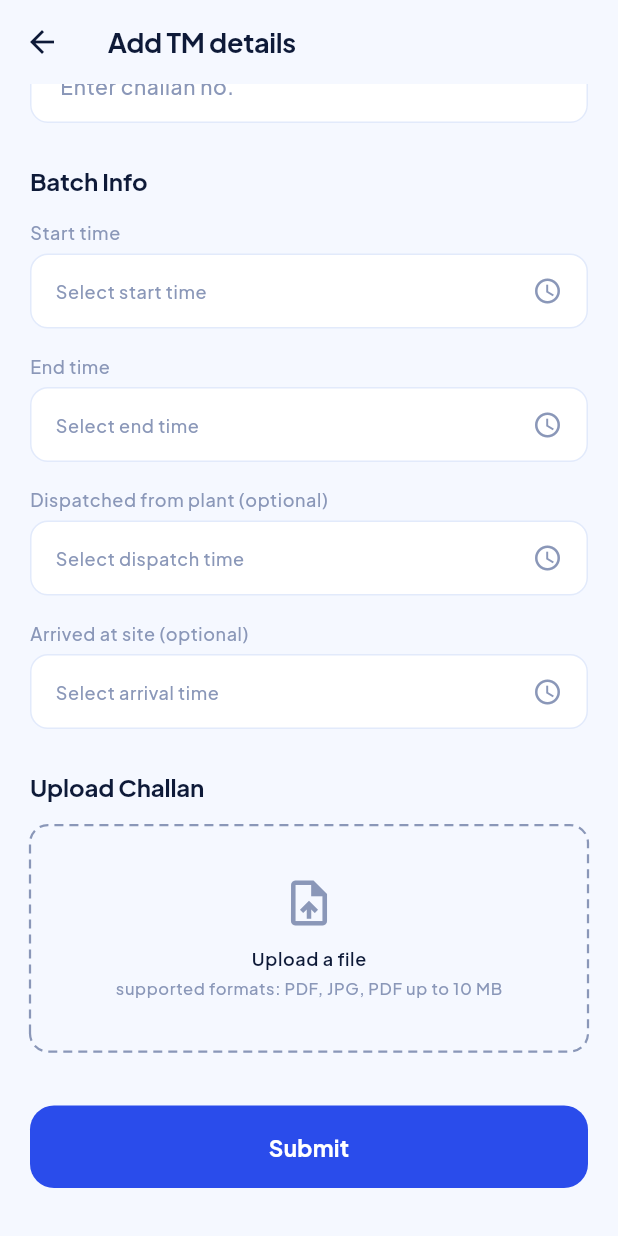
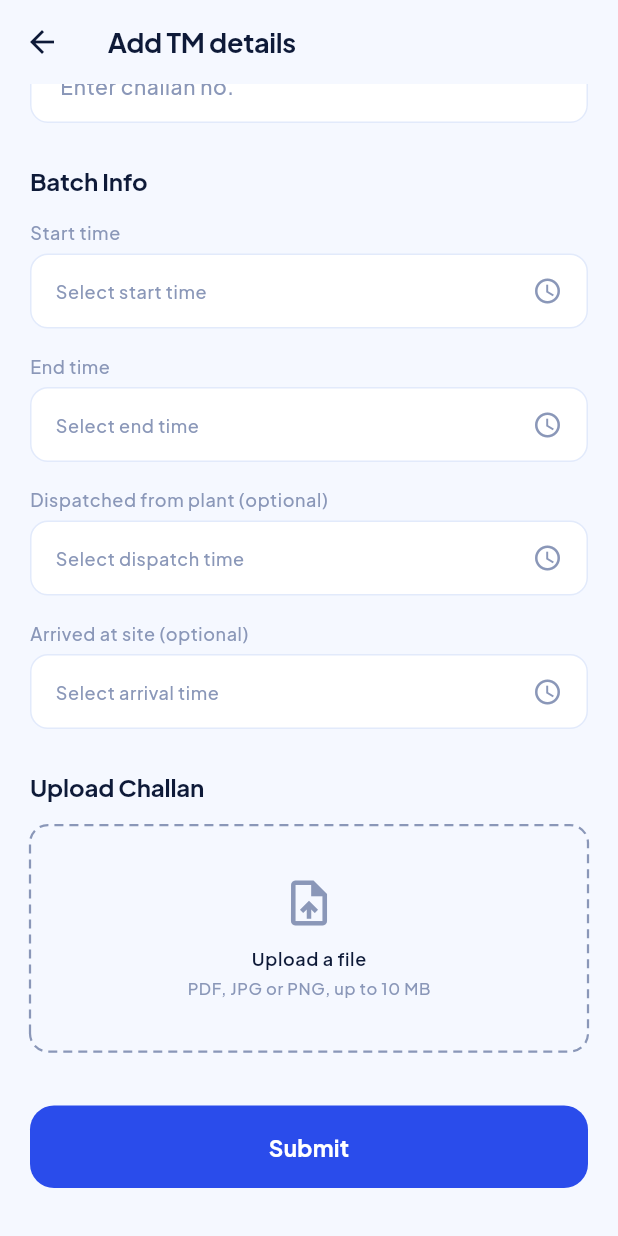
Before and after one commit to doot-dev/shivesh-teams-app, a Flutter app: the AddTmPage screen opened directly with empty values, scrolled down 266 dp, on a phone screen of 412 x 824 dp. Run offline on Flutter 3.47's test engine with Material 3 defaults, Android fonts, the phone set to English and light mode, and no system bars; drawn by our look-alikes of dotted_border; our stand-ins replace dio, file_picker, firebase_core, firebase_messaging, flutter_local_notifications, flutter_riverpod and 5 more; accounts and stored records are empty.

Commit message:
fix: login hint and challan upload formats text

```diff
--- a/lib/features/auth/presentation/pages/login_page.dart
+++ b/lib/features/auth/presentation/pages/login_page.dart
@@ -180,7 +180,7 @@ class _LoginPageState extends ConsumerState<LoginPage> {
                                           ? 'Please enter your username'
                                           : null,
                                       decoration: const InputDecoration(
-                                        hintText: 'e.g. demo.tech',
+                                        hintText: 'e.g. rahul.jadhav',
                                         prefixIcon: Icon(
                                           Icons.person_outline_rounded,
                                         ),
--- a/lib/features/tm/presentation/pages/add_tm_page.dart
+++ b/lib/features/tm/presentation/pages/add_tm_page.dart
@@ -246,7 +246,7 @@ class _AddTmPageState extends ConsumerState<AddTmPage> {
                       ),
                       const SizedBox(height: 4),
                       Text(
-                        'supported formats: PDF, JPG, PDF up to 10 MB',
+                        'PDF, JPG or PNG, up to 10 MB',
                         style: theme.textTheme.bodySmall?.copyWith(
                           color: AppColors.textMuted,
                           fontSize: 11,
```
